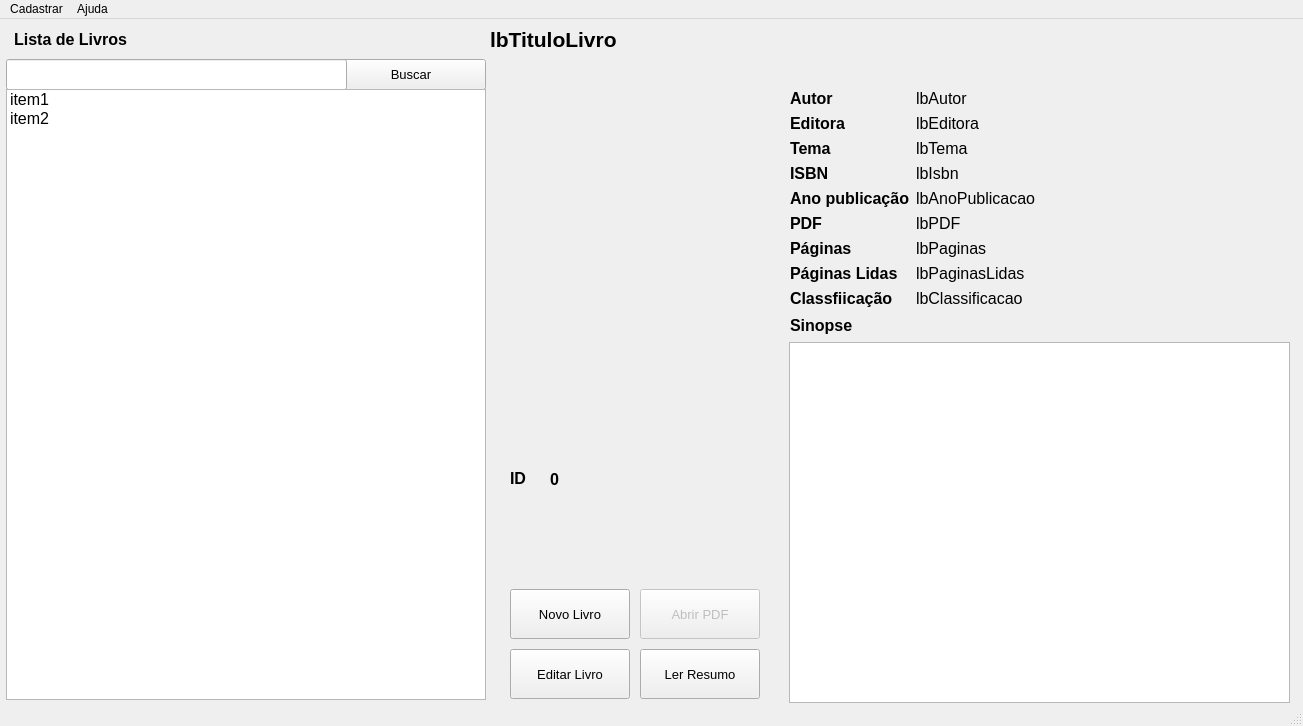
First picture: the form in screen/ui_designer/screen_main.ui, repository mateusmoratelli/MinhaBiblioteca, before the edit.
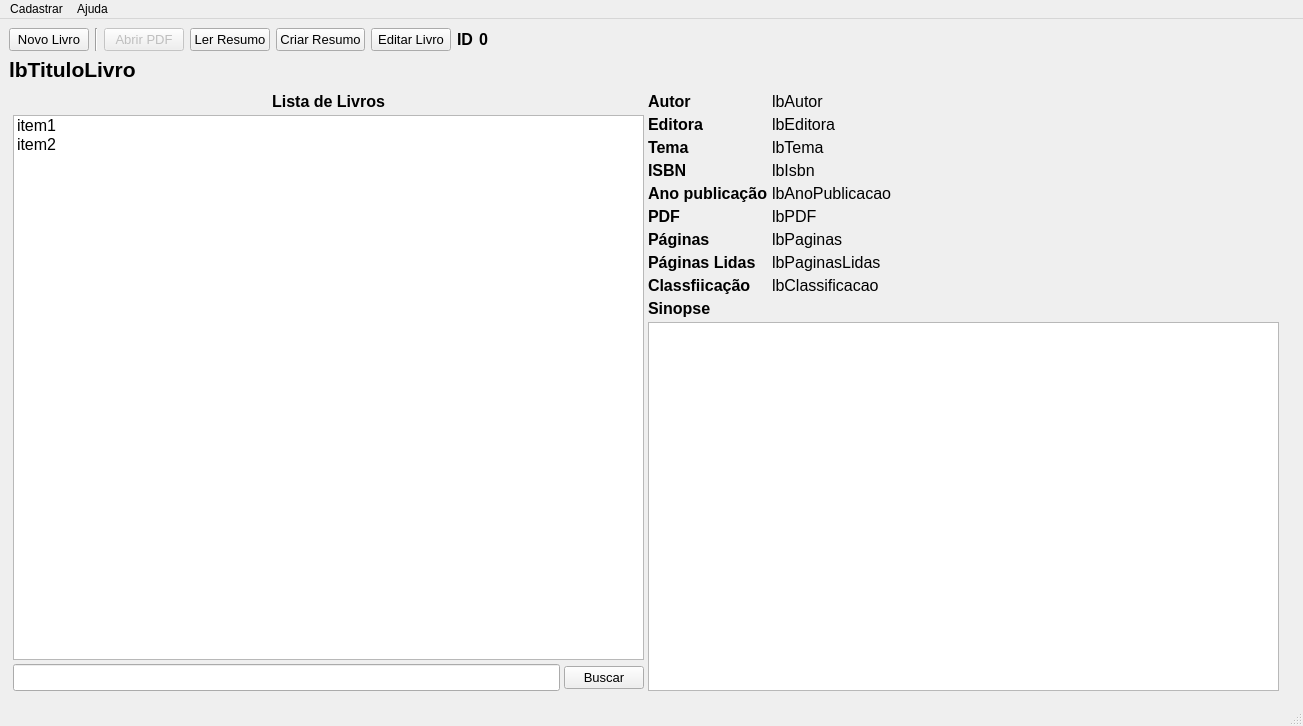
Second picture: the form after the edit. Icons and pictures are not drawn.

Patch:
```diff
--- a/screen/ui_designer/screen_main.ui
+++ b/screen/ui_designer/screen_main.ui
@@ -14,15 +14,347 @@
    <string>Minha Biblioteca</string>
   </property>
   <widget class="QWidget" name="centralwidget">
-   <widget class="QWidget" name="formLayoutWidget">
-    <property name="geometry">
-     <rect>
-      <x>790</x>
-      <y>70</y>
-      <width>501</width>
-      <height>221</height>
-     </rect>
-    </property>
+   <layout class="QVBoxLayout" name="verticalLayout_3">
+    <item>
+     <layout class="QHBoxLayout" name="horizontalLayout_2">
+      <item>
+       <widget class="QPushButton" name="btNovoLivro">
+        <property name="minimumSize">
+         <size>
+          <width>0</width>
+          <height>0</height>
+         </size>
+        </property>
+        <property name="maximumSize">
+         <size>
+          <width>120</width>
+          <height>16777215</height>
+         </size>
+        </property>
+        <property name="font">
+         <font>
+          <pointsize>10</pointsize>
+         </font>
+        </property>
+        <property name="text">
+         <string>Novo Livro</string>
+        </property>
+        <property name="icon">
+         <iconset>
+          <normaloff>../../resources/icons/library_books_16dp_5F6368.png</normaloff>../../resources/icons/library_books_16dp_5F6368.png</iconset>
+        </property>
+        <property name="iconSize">
+         <size>
+          <width>24</width>
+          <height>24</height>
+         </size>
+        </property>
+       </widget>
+      </item>
+      <item>
+       <widget class="Line" name="line">
+        <property name="orientation">
+         <enum>Qt::Vertical</enum>
+        </property>
+       </widget>
+      </item>
+      <item>
+       <widget class="QPushButton" name="btAbrirPDF">
+        <property name="enabled">
+         <bool>false</bool>
+        </property>
+        <property name="minimumSize">
+         <size>
+          <width>0</width>
+          <height>0</height>
+         </size>
+        </property>
+        <property name="maximumSize">
+         <size>
+          <width>120</width>
+          <height>16777215</height>
+         </size>
+        </property>
+        <property name="font">
+         <font>
+          <pointsize>10</pointsize>
+         </font>
+        </property>
+        <property name="text">
+         <string>Abrir PDF</string>
+        </property>
+        <property name="icon">
+         <iconset>
+          <normaloff>../../resources/icons/picture_as_pdf_16dp_5F6368.png</normaloff>../../resources/icons/picture_as_pdf_16dp_5F6368.png</iconset>
+        </property>
+        <property name="iconSize">
+         <size>
+          <width>24</width>
+          <height>24</height>
+         </size>
+        </property>
+       </widget>
+      </item>
+      <item>
+       <widget class="QPushButton" name="btLerResumo">
+        <property name="minimumSize">
+         <size>
+          <width>0</width>
+          <height>0</height>
+         </size>
+        </property>
+        <property name="maximumSize">
+         <size>
+          <width>120</width>
+          <height>16777215</height>
+         </size>
+        </property>
+        <property name="font">
+         <font>
+          <pointsize>10</pointsize>
+         </font>
+        </property>
+        <property name="text">
+         <string>Ler Resumo</string>
+        </property>
+        <property name="icon">
+         <iconset>
+          <normaloff>../../resources/icons/local_library_16dp_5F6368.png</normaloff>../../resources/icons/local_library_16dp_5F6368.png</iconset>
+        </property>
+        <property name="iconSize">
+         <size>
+          <width>24</width>
+          <height>24</height>
+         </size>
+        </property>
+       </widget>
+      </item>
+      <item>
+       <widget class="QPushButton" name="btLerResumo_2">
+        <property name="minimumSize">
+         <size>
+          <width>0</width>
+          <height>0</height>
+         </size>
+        </property>
+        <property name="maximumSize">
+         <size>
+          <width>120</width>
+          <height>16777215</height>
+         </size>
+        </property>
+        <property name="font">
+         <font>
+          <pointsize>10</pointsize>
+         </font>
+        </property>
+        <property name="text">
+         <string>Criar Resumo</string>
+        </property>
+        <property name="icon">
+         <iconset>
+          <normaloff>../../resources/icons/local_library_16dp_5F6368.png</normaloff>../../resources/icons/local_library_16dp_5F6368.png</iconset>
+        </property>
+        <property name="iconSize">
+         <size>
+          <width>24</width>
+          <height>24</height>
+         </size>
+        </property>
+       </widget>
+      </item>
+      <item>
+       <widget class="QPushButton" name="btEditarLivro">
+        <property name="minimumSize">
+         <size>
+          <width>0</width>
+          <height>0</height>
+         </size>
+        </property>
+        <property name="maximumSize">
+         <size>
+          <width>120</width>
+          <height>16777215</height>
+         </size>
+        </property>
+        <property name="font">
+         <font>
+          <pointsize>10</pointsize>
+         </font>
+        </property>
+        <property name="text">
+         <string>Editar Livro</string>
+        </property>
+        <property name="icon">
+         <iconset>
+          <normaloff>../../resources/icons/border_color_16dp_5F6368.png</normaloff>../../resources/icons/border_color_16dp_5F6368.png</iconset>
+        </property>
+        <property name="iconSize">
+         <size>
+          <width>24</width>
+          <height>24</height>
+         </size>
+        </property>
+       </widget>
+      </item>
+      <item>
+       <widget class="QLabel" name="label_7">
+        <property name="font">
+         <font>
+          <pointsize>12</pointsize>
+          <weight>75</weight>
+          <bold>true</bold>
+         </font>
+        </property>
+        <property name="text">
+         <string>ID</string>
+        </property>
+       </widget>
+      </item>
+      <item>
+       <widget class="QLabel" name="lbID">
+        <property name="font">
+         <font>
+          <pointsize>12</pointsize>
+          <weight>75</weight>
+          <bold>true</bold>
+         </font>
+        </property>
+        <property name="text">
+         <string>0</string>
+        </property>
+       </widget>
+      </item>
+      <item>
+       <spacer name="horizontalSpacer">
+        <property name="orientation">
+         <enum>Qt::Horizontal</enum>
+        </property>
+        <property name="sizeHint" stdset="0">
+         <size>
+          <width>40</width>
+          <height>20</height>
+         </size>
+        </property>
+       </spacer>
+      </item>
+     </layout>
+    </item>
+    <item>
+     <widget class="QLabel" name="lbTituloLivro">
+      <property name="font">
+       <font>
+        <pointsize>16</pointsize>
+        <weight>75</weight>
+        <bold>true</bold>
+       </font>
+      </property>
+      <property name="text">
+       <string>lbTituloLivro</string>
+      </property>
+     </widget>
+    </item>
+    <item>
+     <layout class="QHBoxLayout" name="horizontalLayout_3">
+      <property name="spacing">
+       <number>4</number>
+      </property>
+      <property name="leftMargin">
+       <number>4</number>
+      </property>
+      <property name="topMargin">
+       <number>4</number>
+      </property>
+      <property name="rightMargin">
+       <number>4</number>
+      </property>
+      <property name="bottomMargin">
+       <number>4</number>
+      </property>
+      <item>
+       <layout class="QVBoxLayout" name="verticalLayout">
+        <item>
+         <widget class="QLabel" name="label_5">
+          <property name="font">
+           <font>
+            <pointsize>12</pointsize>
+            <weight>75</weight>
+            <bold>true</bold>
+           </font>
+          </property>
+          <property name="text">
+           <string>Lista de Livros</string>
+          </property>
+          <property name="alignment">
+           <set>Qt::AlignCenter</set>
+          </property>
+         </widget>
+        </item>
+        <item>
+         <widget class="QListWidget" name="lstLivros">
+          <property name="font">
+           <font>
+            <pointsize>12</pointsize>
+           </font>
+          </property>
+          <item>
+           <property name="text">
+            <string>item1</string>
+           </property>
+          </item>
+          <item>
+           <property name="text">
+            <string>item2</string>
+           </property>
+          </item>
+         </widget>
+        </item>
+        <item>
+         <layout class="QHBoxLayout" name="horizontalLayout">
+          <item>
+           <widget class="QLineEdit" name="txtBuscar">
+            <property name="minimumSize">
+             <size>
+              <width>341</width>
+              <height>0</height>
+             </size>
+            </property>
+            <property name="font">
+             <font>
+              <pointsize>12</pointsize>
+             </font>
+            </property>
+           </widget>
+          </item>
+          <item>
+           <widget class="QPushButton" name="btBuscarLivros">
+            <property name="font">
+             <font>
+              <pointsize>10</pointsize>
+             </font>
+            </property>
+            <property name="text">
+             <string>Buscar</string>
+            </property>
+            <property name="icon">
+             <iconset>
+              <normaloff>../../resources/icons/search_24dp_5F6368.png</normaloff>../../resources/icons/search_24dp_5F6368.png</iconset>
+            </property>
+            <property name="iconSize">
+             <size>
+              <width>24</width>
+              <height>24</height>
+             </size>
+            </property>
+           </widget>
+          </item>
+         </layout>
+        </item>
+       </layout>
+      </item>
+      <item>
+       <layout class="QVBoxLayout" name="verticalLayout_2">
+        <item>
     <layout class="QFormLayout" name="formLayout">
      <item row="0" column="0">
       <widget class="QLabel" name="label_4">
@@ -40,6 +372,12 @@
      </item>
      <item row="0" column="1">
       <widget class="QLabel" name="lbAutor">
+            <property name="minimumSize">
+             <size>
+              <width>300</width>
+              <height>0</height>
+             </size>
+            </property>
        <property name="font">
         <font>
          <pointsize>12</pointsize>
@@ -259,130 +597,42 @@
       </widget>
      </item>
     </layout>
-   </widget>
-   <widget class="QPushButton" name="btLerResumo">
-    <property name="geometry">
-     <rect>
-      <x>640</x>
-      <y>630</y>
-      <width>120</width>
-      <height>50</height>
-     </rect>
-    </property>
+        </item>
+        <item>
+         <widget class="QLabel" name="label_20">
     <property name="font">
      <font>
-      <pointsize>10</pointsize>
+            <pointsize>12</pointsize>
+            <weight>75</weight>
+            <bold>true</bold>
      </font>
     </property>
     <property name="text">
-     <string>Ler Resumo</string>
-    </property>
-    <property name="icon">
-     <iconset>
-      <normaloff>../../resources/icons/local_library_16dp_5F6368.png</normaloff>../../resources/icons/local_library_16dp_5F6368.png</iconset>
-    </property>
-    <property name="iconSize">
-     <size>
-      <width>24</width>
-      <height>24</height>
-     </size>
-    </property>
-   </widget>
-   <widget class="QPushButton" name="btAbrirPDF">
+           <string>Sinopse</string>
+          </property>
+         </widget>
+        </item>
+        <item>
+         <widget class="QTextEdit" name="txtSinopse">
     <property name="enabled">
-     <bool>false</bool>
-    </property>
-    <property name="geometry">
-     <rect>
-      <x>640</x>
-      <y>570</y>
-      <width>120</width>
-      <height>50</height>
-     </rect>
-    </property>
+           <bool>true</bool>
+          </property>
     <property name="font">
      <font>
-      <pointsize>10</pointsize>
-     </font>
-    </property>
-    <property name="text">
-     <string>Abrir PDF</string>
-    </property>
-    <property name="icon">
-     <iconset>
-      <normaloff>../../resources/icons/picture_as_pdf_16dp_5F6368.png</normaloff>../../resources/icons/picture_as_pdf_16dp_5F6368.png</iconset>
-    </property>
-    <property name="iconSize">
-     <size>
-      <width>24</width>
-      <height>24</height>
-     </size>
-    </property>
-   </widget>
-   <widget class="QPushButton" name="btBuscarLivros">
-    <property name="geometry">
-     <rect>
-      <x>336</x>
-      <y>40</y>
-      <width>150</width>
-      <height>31</height>
-     </rect>
-    </property>
-    <property name="font">
-     <font>
-      <pointsize>10</pointsize>
-     </font>
-    </property>
-    <property name="text">
-     <string>Buscar</string>
-    </property>
-    <property name="icon">
-     <iconset>
-      <normaloff>../../resources/icons/search_24dp_5F6368.png</normaloff>../../resources/icons/search_24dp_5F6368.png</iconset>
-    </property>
-    <property name="iconSize">
-     <size>
-      <width>24</width>
-      <height>24</height>
-     </size>
-    </property>
-   </widget>
-   <widget class="QPushButton" name="btNovoLivro">
-    <property name="geometry">
-     <rect>
-      <x>510</x>
-      <y>570</y>
-      <width>120</width>
-      <height>50</height>
-     </rect>
-    </property>
-    <property name="font">
-     <font>
-      <pointsize>10</pointsize>
-     </font>
-    </property>
-    <property name="text">
-     <string>Novo Livro</string>
-    </property>
-    <property name="icon">
-     <iconset>
-      <normaloff>../../resources/icons/library_books_16dp_5F6368.png</normaloff>../../resources/icons/library_books_16dp_5F6368.png</iconset>
-    </property>
-    <property name="iconSize">
-     <size>
-      <width>24</width>
-      <height>24</height>
-     </size>
-    </property>
-   </widget>
+            <pointsize>12</pointsize>
+           </font>
+          </property>
+         </widget>
+        </item>
+       </layout>
+      </item>
+      <item>
    <widget class="QLabel" name="lbCapa">
-    <property name="geometry">
-     <rect>
-      <x>490</x>
-      <y>70</y>
-      <width>291</width>
-      <height>371</height>
-     </rect>
+        <property name="maximumSize">
+         <size>
+          <width>423</width>
+          <height>588</height>
+         </size>
     </property>
     <property name="autoFillBackground">
      <bool>false</bool>
@@ -403,195 +653,10 @@
      <bool>false</bool>
     </property>
    </widget>
-   <widget class="QLineEdit" name="txtBuscar">
-    <property name="geometry">
-     <rect>
-      <x>6</x>
-      <y>40</y>
-      <width>341</width>
-      <height>31</height>
-     </rect>
-    </property>
-    <property name="font">
-     <font>
-      <pointsize>12</pointsize>
-     </font>
-    </property>
-   </widget>
-   <widget class="QPushButton" name="btEditarLivro">
-    <property name="geometry">
-     <rect>
-      <x>510</x>
-      <y>630</y>
-      <width>120</width>
-      <height>50</height>
-     </rect>
-    </property>
-    <property name="font">
-     <font>
-      <pointsize>10</pointsize>
-     </font>
-    </property>
-    <property name="text">
-     <string>Editar Livro</string>
-    </property>
-    <property name="icon">
-     <iconset>
-      <normaloff>../../resources/icons/border_color_16dp_5F6368.png</normaloff>../../resources/icons/border_color_16dp_5F6368.png</iconset>
-    </property>
-    <property name="iconSize">
-     <size>
-      <width>24</width>
-      <height>24</height>
-     </size>
-    </property>
-   </widget>
-   <widget class="QLabel" name="label_5">
-    <property name="geometry">
-     <rect>
-      <x>10</x>
-      <y>10</y>
-      <width>121</width>
-      <height>20</height>
-     </rect>
-    </property>
-    <property name="font">
-     <font>
-      <pointsize>12</pointsize>
-      <weight>75</weight>
-      <bold>true</bold>
-     </font>
-    </property>
-    <property name="text">
-     <string>Lista de Livros</string>
-    </property>
-    <property name="alignment">
-     <set>Qt::AlignCenter</set>
-    </property>
-   </widget>
-   <widget class="QListWidget" name="lstLivros">
-    <property name="geometry">
-     <rect>
-      <x>6</x>
-      <y>70</y>
-      <width>480</width>
-      <height>611</height>
-     </rect>
-    </property>
-    <property name="font">
-     <font>
-      <pointsize>12</pointsize>
-     </font>
-    </property>
-    <item>
-     <property name="text">
-      <string>item1</string>
-     </property>
-    </item>
-    <item>
-     <property name="text">
-      <string>item2</string>
-     </property>
+      </item>
+     </layout>
     </item>
-   </widget>
-   <widget class="QLabel" name="label_7">
-    <property name="geometry">
-     <rect>
-      <x>510</x>
-      <y>450</y>
-      <width>48</width>
-      <height>19</height>
-     </rect>
-    </property>
-    <property name="font">
-     <font>
-      <pointsize>12</pointsize>
-      <weight>75</weight>
-      <bold>true</bold>
-     </font>
-    </property>
-    <property name="text">
-     <string>ID</string>
-    </property>
-   </widget>
-   <widget class="QLabel" name="lbID">
-    <property name="geometry">
-     <rect>
-      <x>550</x>
-      <y>450</y>
-      <width>121</width>
-      <height>20</height>
-     </rect>
-    </property>
-    <property name="font">
-     <font>
-      <pointsize>12</pointsize>
-      <weight>75</weight>
-      <bold>true</bold>
-     </font>
-    </property>
-    <property name="text">
-     <string>0</string>
-    </property>
-   </widget>
-   <widget class="QLabel" name="lbTituloLivro">
-    <property name="geometry">
-     <rect>
-      <x>490</x>
-      <y>10</y>
-      <width>801</width>
-      <height>20</height>
-     </rect>
-    </property>
-    <property name="font">
-     <font>
-      <pointsize>16</pointsize>
-      <weight>75</weight>
-      <bold>true</bold>
-     </font>
-    </property>
-    <property name="text">
-     <string>lbTituloLivro</string>
-    </property>
-   </widget>
-   <widget class="QLabel" name="label_20">
-    <property name="geometry">
-     <rect>
-      <x>790</x>
-      <y>290</y>
-      <width>63</width>
-      <height>33</height>
-     </rect>
-    </property>
-    <property name="font">
-     <font>
-      <pointsize>12</pointsize>
-      <weight>75</weight>
-      <bold>true</bold>
-     </font>
-    </property>
-    <property name="text">
-     <string>Sinopse</string>
-    </property>
-   </widget>
-   <widget class="QTextEdit" name="txtSinopse">
-    <property name="enabled">
-     <bool>true</bool>
-    </property>
-    <property name="geometry">
-     <rect>
-      <x>789</x>
-      <y>323</y>
-      <width>501</width>
-      <height>361</height>
-     </rect>
-    </property>
-    <property name="font">
-     <font>
-      <pointsize>12</pointsize>
-     </font>
-    </property>
-   </widget>
+   </layout>
   </widget>
   <widget class="QMenuBar" name="menubar">
    <property name="geometry">
```
Lines whose indentation alone changed are shown as unchanged.
